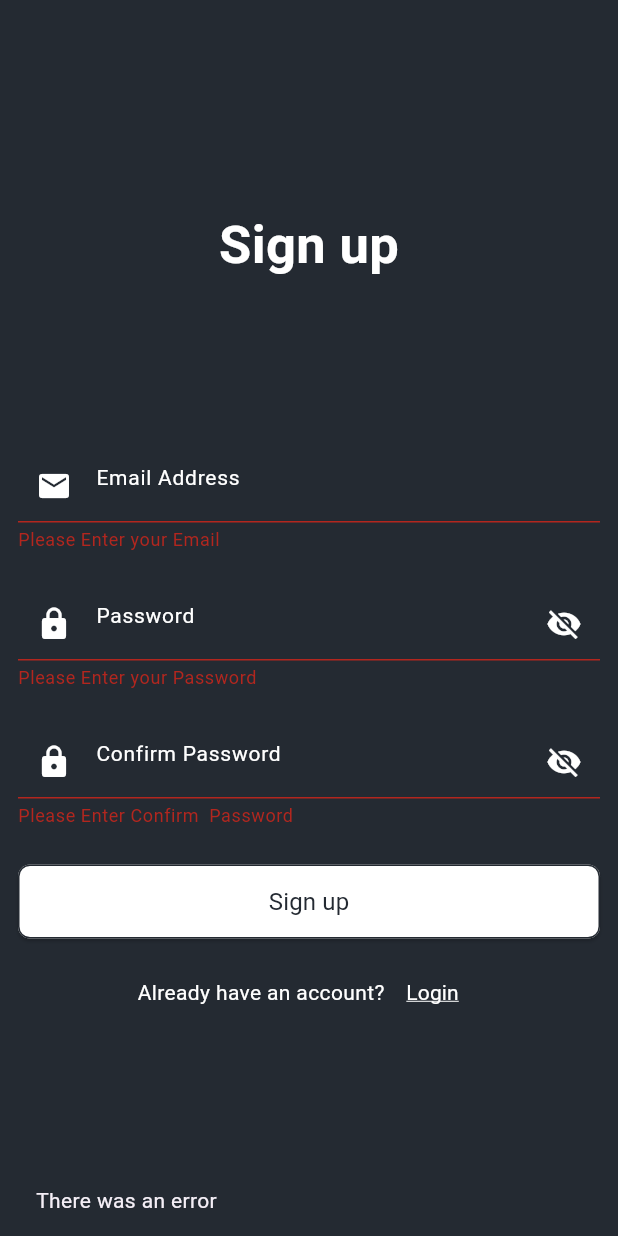
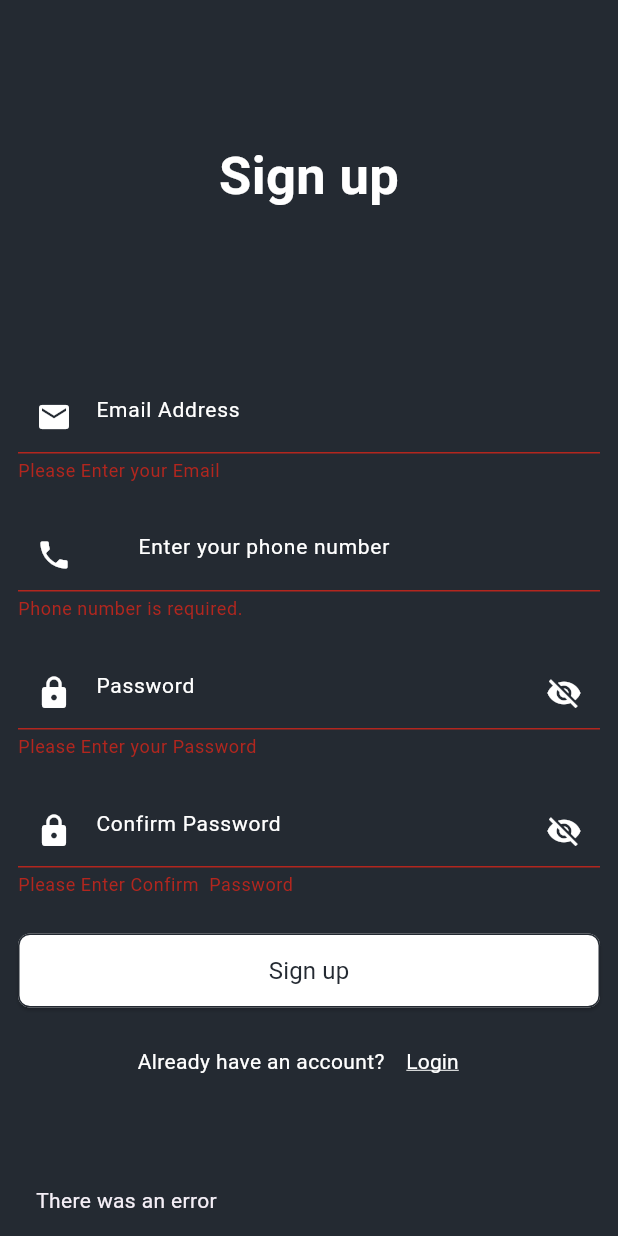
Before and after one commit to Habiba554/chat_application, a Flutter app: the SignupScreen screen opened by its route, after a tap on "Sign up", on a phone screen of 412 x 824 dp. Run offline on Flutter 3.47's test engine with Material 3 defaults, Android fonts, the phone set to English and light mode, and no system bars; our stand-ins replace cloud_firestore, firebase_auth, firebase_core, flutter_contacts, google_maps_flutter, location and 1 more; accounts and stored records are empty; Roboto replaces fonts that are missing (Poppins); statements that could not run were skipped.

```diff
--- a/lib/constants/app_strings.dart
+++ b/lib/constants/app_strings.dart
@@ -17,4 +17,5 @@ class AppStrings {
   static const accountExistsForEmail = "account_exists_for_email";
   static const wrongEmailOrPassword = "wrong_email_or_password";
   static const location="Location";
+  static const phoneNumber="Enter your phone number";
 }
--- /dev/null
+++ b/lib/constants/provider/user_provider.dart
@@ -0,0 +1,12 @@
+import 'package:flutter/material.dart';
+
+class UserProvider with ChangeNotifier {
+  String phoneNumber = "";
+
+  String get phoneNumbers => phoneNumber;
+
+  void setPhoneNumber(String phone) {
+    phoneNumber = phone;
+    notifyListeners();
+  }
+}
--- a/lib/models/message.dart
+++ b/lib/models/message.dart
@@ -7,8 +7,9 @@ class Message {
   final String receiverID;
   final String message;
   final Timestamp timestamp;
+  final String phoneNumber;
 
-  Message({required this.senderID,required this.senderEmail,required this.receiverID,required this.message,required this.timestamp});
+  Message({required this.phoneNumber,required this.senderID,required this.senderEmail,required this.receiverID,required this.message,required this.timestamp});
 
   Map<String,dynamic> toMap(){
     return {
@@ -16,6 +17,7 @@ class Message {
       "senderEmail":senderEmail,
       "receiverID":receiverID,
       "message":message,
+      "phoneNumber":phoneNumber,
       "timestamp":timestamp
     };
   }
--- a/lib/views/screens/signup_screen.dart
+++ b/lib/views/screens/signup_screen.dart
@@ -13,13 +13,14 @@ class SignupScreen extends StatelessWidget {
   final TextEditingController passwordController = TextEditingController();
   final TextEditingController confirmPasswordController =
       TextEditingController();
+  final TextEditingController phoneNumber = TextEditingController();
   final GlobalKey<FormState> formkey = GlobalKey();
 
   SignupScreen({super.key});
 
   @override
   Widget build(BuildContext context) {
-    UserAuthentication userAuthentication=UserAuthentication();
+    UserAuthentication userAuthentication = UserAuthentication();
     return Scaffold(
       backgroundColor: AppColors.primaryColor,
       body: Center(
@@ -32,7 +33,7 @@ class SignupScreen extends StatelessWidget {
                   Text(
                     AppStrings.signup,
                     style: AppStyle.poppins600style35
-                        .copyWith(color:AppColors.whiteColor),
+                        .copyWith(color: AppColors.whiteColor),
                   ),
                   const SizedBox(
                     height: 100,
@@ -47,6 +48,22 @@ class SignupScreen extends StatelessWidget {
                         return 'Please Enter your Email';
                       } else if (!value.endsWith('@gmail.com')) {
                         return 'Email format should be (Ex. user@gmail.com)';
+                      }
+                      return null;
+                    },
+                  ),
+                  CustomFormTextField(
+                    prefix: Icons.phone,
+                    controller: phoneNumber,
+                    hint: AppStrings.phoneNumber,
+                    startNumber: '+20 ',
+                    keyboardType: TextInputType.number,
+                    validator: (value) {
+                      if (value == null || value.isEmpty) {
+                        return 'Phone number is required.';
+                      }
+                      if (!RegExp(r'^[1][0-9]{9}$').hasMatch(value)) {
+                        return 'Enter a valid 10-digit Egyptian phone number (e.g., 10XXXXXXXX).';
                       }
                       return null;
                     },
@@ -88,12 +105,13 @@ class SignupScreen extends StatelessWidget {
                     text: AppStrings.signup,
                     onPressed: () async {
                       if (formkey.currentState!.validate()) {
-                        userAuthentication.registerUser(context, emailController.text, passwordController.text);
+                        userAuthentication.registerUser(context,
+                            emailController.text, passwordController.text,phoneNumber.text);
                       } else {
-                         showSnackBars(msg: 'There was an error',context);
+                        showSnackBars(msg: 'There was an error', context);
                       }
                     },
-                    backgroundColor:AppColors.whiteColor,
+                    backgroundColor: AppColors.whiteColor,
                     textColor: AppColors.primaryColor,
                   ),
                   const HaveAnAccount()
--- a/lib/views/widgets/custom_textfield.dart
+++ b/lib/views/widgets/custom_textfield.dart
@@ -12,8 +12,9 @@ class CustomFormTextField  extends StatefulWidget {
   final IconData? prefix;
   final String? Function(String?)? validator;
   final TextInputType keyboardType;
-  CustomFormTextField({super.key, required this.hint,this.suffix,this.prefix,this.isObscureText = false, this.validator, required this.keyboardType, required this.controller});
+  CustomFormTextField({super.key, required this.hint,this.suffix,this.prefix,this.isObscureText = false, this.validator, required this.keyboardType, required this.controller, this.startNumber});
   late bool isObscureText;
+  final String? startNumber;
 
 
   @override
@@ -35,6 +36,8 @@ class _CustomFormTextFieldState extends State<CustomFormTextField> {
         style: AppStyle.poppins400style14.copyWith(color: AppColors.whiteColor),
         cursorColor: AppColors.whiteColor,
         decoration: InputDecoration(
+          prefixText: widget.startNumber??"",
+          prefixStyle:AppStyle.poppins400style14.copyWith(color: AppColors.whiteColor) ,
           hintText: widget.hint ,
           hintStyle:  const TextStyle(color:AppColors.whiteColor ),
           enabledBorder: OutlineInputBorder(
```
Also changed, not shown: lib/main.dart (+10 -2 lines), lib/services/chat_service.dart (+48 -10 lines), lib/services/permissions.dart (+10 -4 lines), lib/services/user_authentication.dart (+17 -14 lines), lib/views/screens/chat_page.dart (+7 -2 lines), lib/views/screens/home_body.dart (+47 -24 lines), lib/views/widgets/user_tile.dart (deleted, +0 -28 lines).
